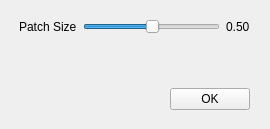
Above: forms/NeoWeavePanel.ui from TopModLab/Unfolding before the change. Below: the same form after it.
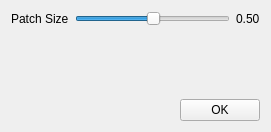
That is the form after the change.

```diff
--- a/forms/NeoWeavePanel.ui
+++ b/forms/NeoWeavePanel.ui
@@ -6,22 +6,13 @@
    <rect>
     <x>0</x>
     <y>0</y>
-    <width>270</width>
-    <height>129</height>
+    <width>271</width>
+    <height>132</height>
    </rect>
   </property>
   <property name="windowTitle">
    <string>Form</string>
   </property>
-  <widget class="QWidget" name="verticalLayoutWidget">
-   <property name="geometry">
-    <rect>
-     <x>19</x>
-     <y>19</y>
-     <width>231</width>
-     <height>91</height>
-    </rect>
-   </property>
    <layout class="QVBoxLayout" name="verticalLayout">
     <item>
      <layout class="QHBoxLayout" name="horizontalLayout">
@@ -34,6 +25,12 @@
       </item>
       <item>
        <widget class="QSlider" name="patchSizeSlider">
+       <property name="minimumSize">
+        <size>
+         <width>100</width>
+         <height>0</height>
+        </size>
+       </property>
         <property name="value">
          <number>50</number>
         </property>
@@ -59,7 +56,7 @@
       <property name="sizeHint" stdset="0">
        <size>
         <width>20</width>
-        <height>40</height>
+       <height>24</height>
        </size>
       </property>
      </spacer>
@@ -89,7 +86,6 @@
      </layout>
     </item>
    </layout>
-  </widget>
  </widget>
  <resources/>
  <connections/>
```
Lines whose indentation alone changed are shown as unchanged.
